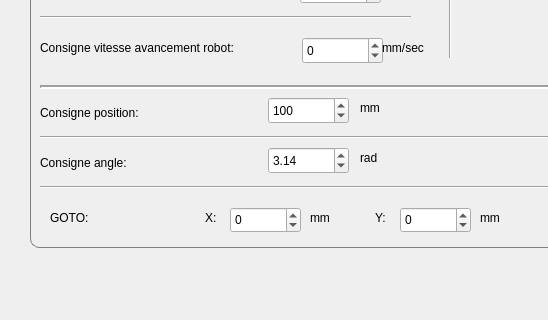
Above: asserv_stream_plugin/asservstreamcontrolpanel.ui from EsialRobotik/plotjuggler_asservstream_plugin before the change; both pictures show x 0 to 548 and y 520 to 840 of the 1194 by 943 pixel window. Below: the same form after it.
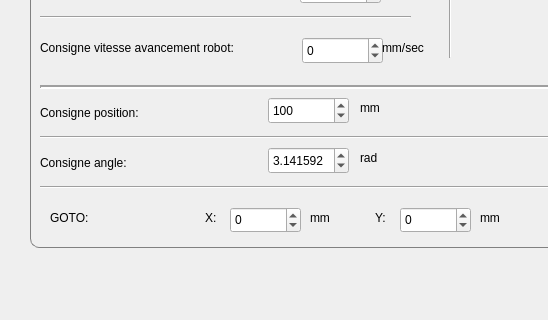
That is the form after the change.

```diff
--- a/asserv_stream_plugin/asservstreamcontrolpanel.ui
+++ b/asserv_stream_plugin/asservstreamcontrolpanel.ui
@@ -1211,6 +1211,9 @@
        <height>27</height>
       </rect>
      </property>
+     <property name="decimals">
+      <number>6</number>
+     </property>
      <property name="minimum">
       <double>-100.000000000000000</double>
      </property>
@@ -1218,7 +1221,7 @@
       <double>100.000000000000000</double>
      </property>
      <property name="value">
-      <double>3.140000000000000</double>
+      <double>3.141592000000000</double>
      </property>
     </widget>
     <widget class="QLabel" name="label_8">
```
